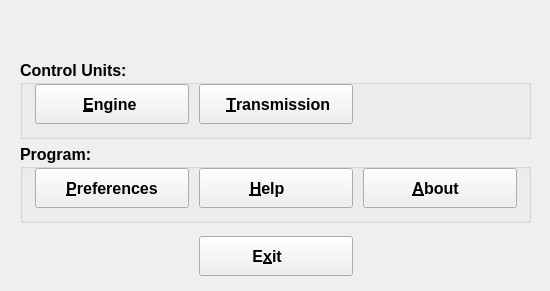
Before: the Qt Designer form ui/FreeSSM.ui in Comer352L/FreeSSM, drawn with Qt 5.
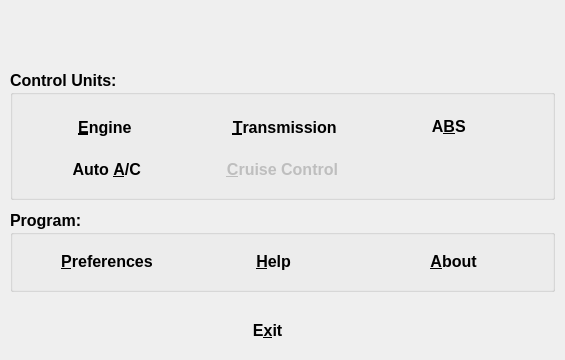
After: the same form once the commit is applied. Icons and pictures are not drawn.

```diff
--- a/ui/FreeSSM.ui
+++ b/ui/FreeSSM.ui
@@ -1,12 +1,12 @@
 <ui version="4.0" >
  <class>FreeSSM_MainWindow</class>
- <widget class="QMainWindow" name="FreeSSM_MainWindow" >
-  <property name="geometry" >
+ <widget class="QMainWindow" name="FreeSSM_MainWindow">
+  <property name="geometry">
    <rect>
     <x>0</x>
     <y>0</y>
-    <width>550</width>
-    <height>291</height>
+    <width>565</width>
+    <height>360</height>
    </rect>
   </property>
   <property name="sizePolicy" >
@@ -15,16 +15,16 @@
     <verstretch>0</verstretch>
    </sizepolicy>
   </property>
-  <property name="minimumSize" >
+  <property name="minimumSize">
    <size>
-    <width>550</width>
-    <height>291</height>
+    <width>565</width>
+    <height>360</height>
    </size>
   </property>
-  <property name="maximumSize" >
+  <property name="maximumSize">
    <size>
-    <width>550</width>
-    <height>291</height>
+    <width>565</width>
+    <height>360</height>
    </size>
   </property>
   <property name="font" >
@@ -32,14 +32,14 @@
     <family>Liberation Sans</family>
    </font>
   </property>
-  <widget class="QWidget" name="centralwidget" >
-   <widget class="QPushButton" name="exit_pushButton" >
-    <property name="geometry" >
+  <widget class="QWidget" name="centralwidget">
+   <widget class="QGroupBox" name="program_groupBox">
+    <property name="geometry">
      <rect>
-      <x>199</x>
-      <y>236</y>
-      <width>154</width>
-      <height>40</height>
+      <x>10</x>
+      <y>210</y>
+      <width>545</width>
+      <height>82</height>
      </rect>
     </property>
     <property name="font" >
@@ -49,7 +49,330 @@
       <bold>true</bold>
      </font>
     </property>
-    <property name="text" >
+    <property name="title">
+     <string>Program:</string>
+    </property>
+    <layout class="QHBoxLayout" name="horizontalLayout">
+     <item>
+      <widget class="QPushButton" name="preferences_pushButton">
+       <property name="font">
+        <font>
+         <pointsize>12</pointsize>
+        </font>
+       </property>
+       <property name="text">
+        <string>  &amp;Preferences  </string>
+       </property>
+       <property name="icon">
+        <iconset resource="../resources/FreeSSM.qrc">
+         <normaloff>:/icons/oxygen/32x32/preferences-system.png</normaloff>:/icons/oxygen/32x32/preferences-system.png</iconset>
+       </property>
+       <property name="iconSize">
+        <size>
+         <width>32</width>
+         <height>32</height>
+        </size>
+       </property>
+       <property name="flat">
+        <bool>true</bool>
+       </property>
+      </widget>
+     </item>
+     <item>
+      <widget class="QPushButton" name="help_pushButton">
+       <property name="font">
+        <font>
+         <pointsize>12</pointsize>
+        </font>
+       </property>
+       <property name="text">
+        <string>       &amp;Help           </string>
+       </property>
+       <property name="icon">
+        <iconset resource="../resources/FreeSSM.qrc">
+         <normaloff>:/icons/oxygen/32x32/help-browser.png</normaloff>:/icons/oxygen/32x32/help-browser.png</iconset>
+       </property>
+       <property name="iconSize">
+        <size>
+         <width>32</width>
+         <height>32</height>
+        </size>
+       </property>
+       <property name="flat">
+        <bool>true</bool>
+       </property>
+      </widget>
+     </item>
+     <item>
+      <widget class="QPushButton" name="about_pushButton">
+       <property name="font">
+        <font>
+         <pointsize>12</pointsize>
+        </font>
+       </property>
+       <property name="text">
+        <string>       &amp;About         </string>
+       </property>
+       <property name="icon">
+        <iconset resource="../resources/FreeSSM.qrc">
+         <normaloff>:/icons/oxygen/32x32/help-about.png</normaloff>:/icons/oxygen/32x32/help-about.png</iconset>
+       </property>
+       <property name="iconSize">
+        <size>
+         <width>32</width>
+         <height>32</height>
+        </size>
+       </property>
+       <property name="flat">
+        <bool>true</bool>
+       </property>
+      </widget>
+     </item>
+    </layout>
+   </widget>
+   <widget class="QLabel" name="background_label">
+    <property name="geometry">
+     <rect>
+      <x>0</x>
+      <y>0</y>
+      <width>565</width>
+      <height>360</height>
+     </rect>
+    </property>
+    <property name="maximumSize">
+     <size>
+      <width>565</width>
+      <height>360</height>
+     </size>
+    </property>
+    <property name="scaledContents">
+     <bool>true</bool>
+    </property>
+   </widget>
+   <widget class="QGroupBox" name="controlunits_groupBox">
+    <property name="geometry">
+     <rect>
+      <x>10</x>
+      <y>70</y>
+      <width>545</width>
+      <height>130</height>
+     </rect>
+    </property>
+    <property name="font">
+     <font>
+      <pointsize>12</pointsize>
+      <weight>75</weight>
+      <bold>true</bold>
+     </font>
+    </property>
+    <property name="title">
+     <string>Control Units:</string>
+    </property>
+    <layout class="QGridLayout" name="gridLayout">
+     <item row="2" column="1">
+      <widget class="QPushButton" name="engine_pushButton">
+       <property name="sizePolicy">
+        <sizepolicy hsizetype="MinimumExpanding" vsizetype="Fixed">
+         <horstretch>0</horstretch>
+         <verstretch>0</verstretch>
+        </sizepolicy>
+       </property>
+       <property name="minimumSize">
+        <size>
+         <width>160</width>
+         <height>40</height>
+        </size>
+       </property>
+       <property name="baseSize">
+        <size>
+         <width>160</width>
+         <height>40</height>
+        </size>
+       </property>
+       <property name="font">
+        <font>
+         <pointsize>12</pointsize>
+        </font>
+       </property>
+       <property name="text">
+        <string>      &amp;Engine       </string>
+       </property>
+       <property name="icon">
+        <iconset resource="../resources/FreeSSM.qrc">
+         <normaloff>:/icons/freessm/64x64/Engine.png</normaloff>:/icons/freessm/64x64/Engine.png</iconset>
+       </property>
+       <property name="iconSize">
+        <size>
+         <width>32</width>
+         <height>32</height>
+        </size>
+       </property>
+       <property name="flat">
+        <bool>true</bool>
+       </property>
+      </widget>
+     </item>
+     <item row="2" column="2">
+      <widget class="QPushButton" name="transmission_pushButton">
+       <property name="sizePolicy">
+        <sizepolicy hsizetype="MinimumExpanding" vsizetype="Fixed">
+         <horstretch>0</horstretch>
+         <verstretch>0</verstretch>
+        </sizepolicy>
+       </property>
+       <property name="minimumSize">
+        <size>
+         <width>160</width>
+         <height>40</height>
+        </size>
+       </property>
+       <property name="baseSize">
+        <size>
+         <width>160</width>
+         <height>40</height>
+        </size>
+       </property>
+       <property name="font">
+        <font>
+         <pointsize>12</pointsize>
+        </font>
+       </property>
+       <property name="text">
+        <string> &amp;Transmission</string>
+       </property>
+       <property name="icon">
+        <iconset resource="../resources/FreeSSM.qrc">
+         <normaloff>:/icons/freessm/64x64/Transmission.png</normaloff>:/icons/freessm/64x64/Transmission.png</iconset>
+       </property>
+       <property name="iconSize">
+        <size>
+         <width>32</width>
+         <height>32</height>
+        </size>
+       </property>
+       <property name="flat">
+        <bool>true</bool>
+       </property>
+      </widget>
+     </item>
+     <item row="3" column="2">
+      <widget class="QPushButton" name="cruisecontrol_pushButton">
+       <property name="enabled">
+        <bool>false</bool>
+       </property>
+       <property name="sizePolicy">
+        <sizepolicy hsizetype="MinimumExpanding" vsizetype="Fixed">
+         <horstretch>0</horstretch>
+         <verstretch>0</verstretch>
+        </sizepolicy>
+       </property>
+       <property name="font">
+        <font>
+         <pointsize>12</pointsize>
+        </font>
+       </property>
+       <property name="text">
+        <string>&amp;Cruise Control</string>
+       </property>
+       <property name="icon">
+        <iconset resource="../resources/FreeSSM.qrc">
+         <normaloff>:/icons/freessm/64x64/Engine.png</normaloff>:/icons/freessm/64x64/Engine.png</iconset>
+       </property>
+       <property name="iconSize">
+        <size>
+         <width>32</width>
+         <height>32</height>
+        </size>
+       </property>
+       <property name="flat">
+        <bool>true</bool>
+       </property>
+      </widget>
+     </item>
+     <item row="2" column="3">
+      <widget class="QPushButton" name="abs_pushButton">
+       <property name="enabled">
+        <bool>true</bool>
+       </property>
+       <property name="sizePolicy">
+        <sizepolicy hsizetype="MinimumExpanding" vsizetype="Fixed">
+         <horstretch>0</horstretch>
+         <verstretch>0</verstretch>
+        </sizepolicy>
+       </property>
+       <property name="font">
+        <font>
+         <pointsize>12</pointsize>
+        </font>
+       </property>
+       <property name="text">
+        <string>       A&amp;BS           </string>
+       </property>
+       <property name="icon">
+        <iconset resource="../resources/FreeSSM.qrc">
+         <normaloff>:/icons/freessm/64x64/Engine.png</normaloff>:/icons/freessm/64x64/Engine.png</iconset>
+       </property>
+       <property name="iconSize">
+        <size>
+         <width>32</width>
+         <height>32</height>
+        </size>
+       </property>
+       <property name="flat">
+        <bool>true</bool>
+       </property>
+      </widget>
+     </item>
+     <item row="3" column="1">
+      <widget class="QPushButton" name="aircon_pushButton">
+       <property name="sizePolicy">
+        <sizepolicy hsizetype="MinimumExpanding" vsizetype="Fixed">
+         <horstretch>0</horstretch>
+         <verstretch>0</verstretch>
+        </sizepolicy>
+       </property>
+       <property name="font">
+        <font>
+         <pointsize>12</pointsize>
+        </font>
+       </property>
+       <property name="text">
+        <string>      Auto &amp;A/C      </string>
+       </property>
+       <property name="icon">
+        <iconset resource="../resources/FreeSSM.qrc">
+         <normaloff>:/icons/freessm/64x64/Engine.png</normaloff>:/icons/freessm/64x64/Engine.png</iconset>
+       </property>
+       <property name="iconSize">
+        <size>
+         <width>32</width>
+         <height>32</height>
+        </size>
+       </property>
+       <property name="flat">
+        <bool>true</bool>
+       </property>
+      </widget>
+     </item>
+    </layout>
+   </widget>
+   <widget class="QPushButton" name="exit_pushButton">
+    <property name="geometry">
+     <rect>
+      <x>190</x>
+      <y>310</y>
+      <width>173</width>
+      <height>41</height>
+     </rect>
+    </property>
+    <property name="font">
+     <font>
+      <pointsize>12</pointsize>
+      <weight>75</weight>
+      <bold>true</bold>
+     </font>
+    </property>
+    <property name="text">
      <string>        E&amp;xit            </string>
     </property>
     <property name="icon" >
@@ -62,197 +385,7 @@
       <height>32</height>
      </size>
     </property>
-   </widget>
-   <widget class="QGroupBox" name="controlunits_groupBox" >
-    <property name="geometry" >
-     <rect>
-      <x>20</x>
-      <y>60</y>
-      <width>511</width>
-      <height>79</height>
-     </rect>
-    </property>
-    <property name="font" >
-     <font>
-      <pointsize>12</pointsize>
-      <weight>75</weight>
-      <bold>true</bold>
-     </font>
-    </property>
-    <property name="title" >
-     <string>Control Units:</string>
-    </property>
-    <widget class="QPushButton" name="engine_pushButton" >
-     <property name="geometry" >
-      <rect>
-       <x>15</x>
-       <y>24</y>
-       <width>154</width>
-       <height>40</height>
-      </rect>
-     </property>
-     <property name="font" >
-      <font>
-       <pointsize>12</pointsize>
-      </font>
-     </property>
-     <property name="text" >
-      <string>      &amp;Engine       </string>
-     </property>
-     <property name="icon" >
-      <iconset resource="../resources/FreeSSM.qrc" >
-       <normaloff>:/icons/freessm/64x64/Engine.png</normaloff>:/icons/freessm/64x64/Engine.png</iconset>
-     </property>
-     <property name="iconSize" >
-      <size>
-       <width>32</width>
-       <height>32</height>
-      </size>
-     </property>
-    </widget>
-    <widget class="QPushButton" name="transmission_pushButton" >
-     <property name="geometry" >
-      <rect>
-       <x>179</x>
-       <y>24</y>
-       <width>154</width>
-       <height>40</height>
-      </rect>
-     </property>
-     <property name="font" >
-      <font>
-       <pointsize>12</pointsize>
-      </font>
-     </property>
-     <property name="text" >
-      <string> &amp;Transmission</string>
-     </property>
-     <property name="icon" >
-      <iconset resource="../resources/FreeSSM.qrc" >
-       <normaloff>:/icons/freessm/64x64/Transmission.png</normaloff>:/icons/freessm/64x64/Transmission.png</iconset>
-     </property>
-     <property name="iconSize" >
-      <size>
-       <width>32</width>
-       <height>32</height>
-      </size>
-     </property>
-    </widget>
-   </widget>
-   <widget class="QGroupBox" name="program_groupBox" >
-    <property name="geometry" >
-     <rect>
-      <x>20</x>
-      <y>144</y>
-      <width>511</width>
-      <height>79</height>
-     </rect>
-    </property>
-    <property name="font" >
-     <font>
-      <pointsize>12</pointsize>
-      <weight>75</weight>
-      <bold>true</bold>
-     </font>
-    </property>
-    <property name="title" >
-     <string>Program:</string>
-    </property>
-    <widget class="QPushButton" name="help_pushButton" >
-     <property name="geometry" >
-      <rect>
-       <x>179</x>
-       <y>24</y>
-       <width>154</width>
-       <height>40</height>
-      </rect>
-     </property>
-     <property name="font" >
-      <font>
-       <pointsize>12</pointsize>
-      </font>
-     </property>
-     <property name="text" >
-      <string>       &amp;Help           </string>
-     </property>
-     <property name="icon" >
-      <iconset resource="../resources/FreeSSM.qrc" >
-       <normaloff>:/icons/oxygen/32x32/help-browser.png</normaloff>:/icons/oxygen/32x32/help-browser.png</iconset>
-     </property>
-     <property name="iconSize" >
-      <size>
-       <width>32</width>
-       <height>32</height>
-      </size>
-     </property>
-    </widget>
-    <widget class="QPushButton" name="about_pushButton" >
-     <property name="geometry" >
-      <rect>
-       <x>343</x>
-       <y>24</y>
-       <width>154</width>
-       <height>40</height>
-      </rect>
-     </property>
-     <property name="font" >
-      <font>
-       <pointsize>12</pointsize>
-      </font>
-     </property>
-     <property name="text" >
-      <string>       &amp;About         </string>
-     </property>
-     <property name="icon" >
-      <iconset resource="../resources/FreeSSM.qrc" >
-       <normaloff>:/icons/oxygen/32x32/help-about.png</normaloff>:/icons/oxygen/32x32/help-about.png</iconset>
-     </property>
-     <property name="iconSize" >
-      <size>
-       <width>32</width>
-       <height>32</height>
-      </size>
-     </property>
-    </widget>
-    <widget class="QPushButton" name="preferences_pushButton" >
-     <property name="geometry" >
-      <rect>
-       <x>15</x>
-       <y>24</y>
-       <width>154</width>
-       <height>40</height>
-      </rect>
-     </property>
-     <property name="font" >
-      <font>
-       <pointsize>12</pointsize>
-      </font>
-     </property>
-     <property name="text" >
-      <string>  &amp;Preferences  </string>
-     </property>
-     <property name="icon" >
-      <iconset resource="../resources/FreeSSM.qrc" >
-       <normaloff>:/icons/oxygen/32x32/preferences-system.png</normaloff>:/icons/oxygen/32x32/preferences-system.png</iconset>
-     </property>
-     <property name="iconSize" >
-      <size>
-       <width>32</width>
-       <height>32</height>
-      </size>
-     </property>
-    </widget>
-   </widget>
-   <widget class="QLabel" name="background_label" >
-    <property name="geometry" >
-     <rect>
-      <x>0</x>
-      <y>0</y>
-      <width>550</width>
-      <height>291</height>
-     </rect>
-    </property>
-    <property name="scaledContents" >
+    <property name="flat">
      <bool>true</bool>
     </property>
    </widget>
```
Left out of the diff: 26 changed lines with no effect on the pictures.
